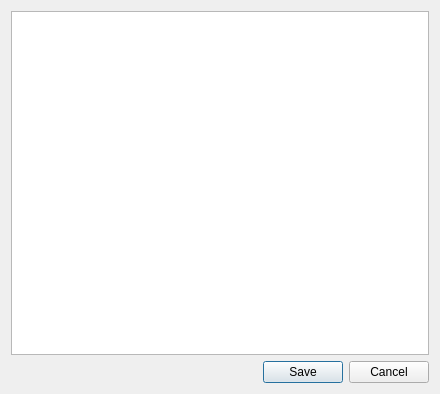
Before: the Qt Designer form src/xmpsolve/polfileeditordialog.ui in robol/MPSolve, drawn with Qt 5.
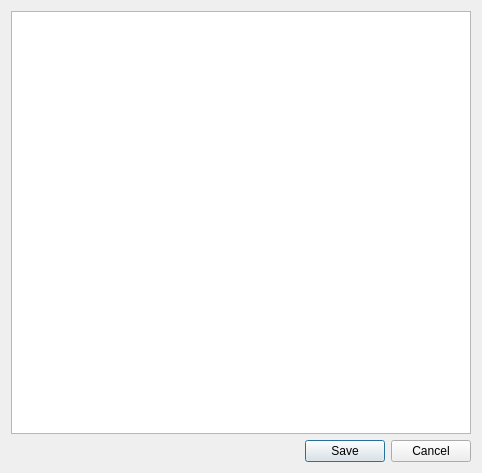
After: the same form once the commit is applied.

Commit message: Reworked the UI of xmpsolve.

```diff
--- a/src/xmpsolve/polfileeditordialog.ui
+++ b/src/xmpsolve/polfileeditordialog.ui
@@ -6,8 +6,8 @@
    <rect>
     <x>0</x>
     <y>0</y>
-    <width>440</width>
-    <height>394</height>
+    <width>482</width>
+    <height>473</height>
    </rect>
   </property>
   <property name="windowTitle">
```
The commit also changes 3 other files.
